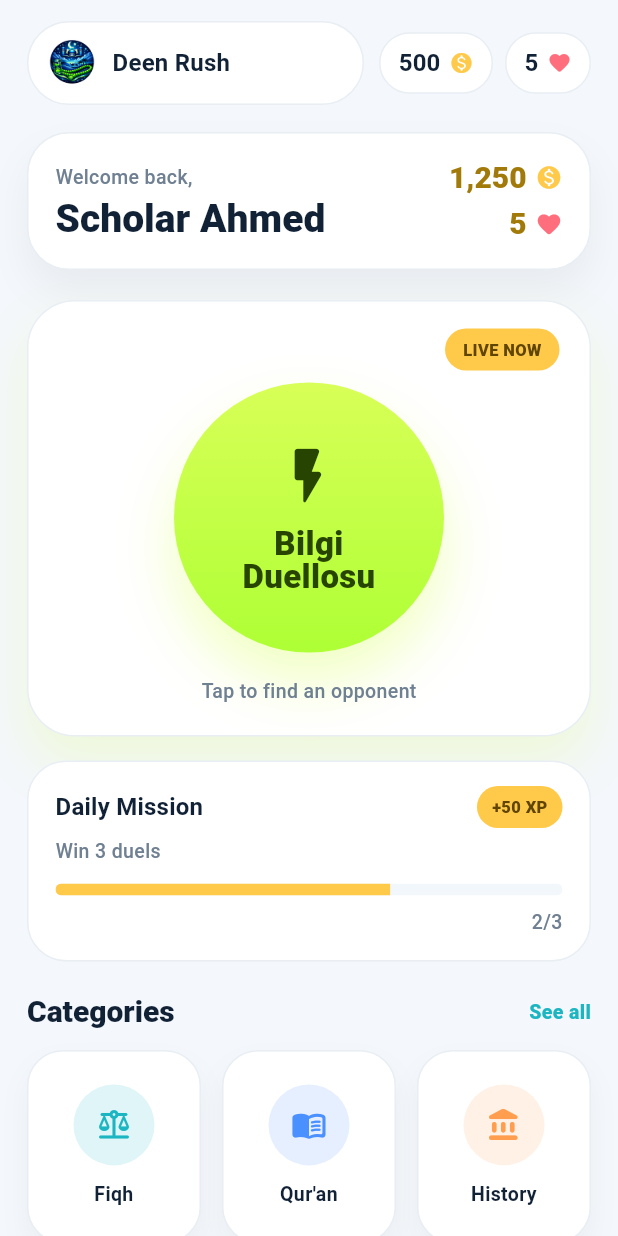
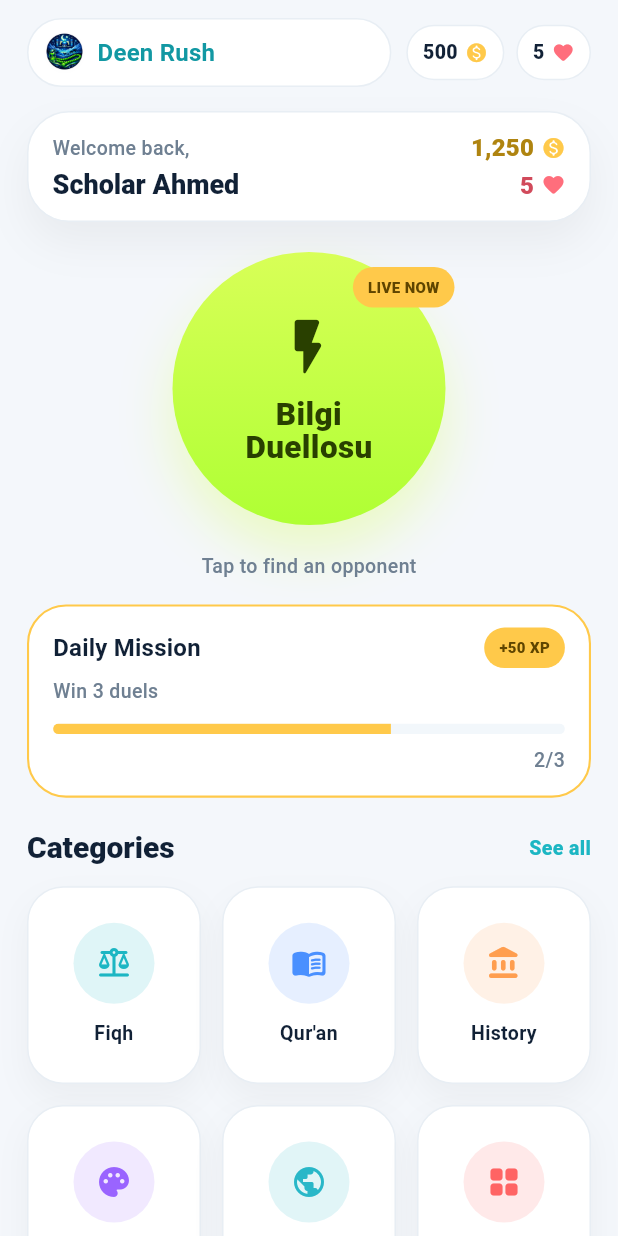
Before and after one commit to KodentixDev/deen-rush, a Flutter app: the HomeScreen widget shown alone on an empty page, opened directly, on a phone screen of 412 x 824 dp. Run offline on Flutter 3.47's test engine with Material 3 defaults, Android fonts, the phone set to English and light mode, and no system bars; our stand-ins replace flutter_hooks, shared_preferences; accounts and stored records are empty.

Commit message:
feat(Home & Settings) : Update this pages

```diff
--- a/lib/screens/home_screen.dart
+++ b/lib/screens/home_screen.dart
@@ -14,221 +14,17 @@ class HomeScreen extends StatelessWidget {
     final theme = Theme.of(context);
 
     return SingleChildScrollView(
-      padding: const EdgeInsets.fromLTRB(18, 14, 18, 18),
+      padding: const EdgeInsets.fromLTRB(18, 12, 18, 18),
       child: Column(
         crossAxisAlignment: CrossAxisAlignment.start,
         children: [
-          _TopSummary(strings: strings),
-          const SizedBox(height: 18),
-          Container(
-            width: double.infinity,
-            padding: const EdgeInsets.all(18),
-            decoration: BoxDecoration(
-              color: theme.colorScheme.surface,
-              borderRadius: BorderRadius.circular(28),
-              border: Border.all(color: theme.colorScheme.outlineVariant),
-              boxShadow: [
-                BoxShadow(
-                  color: Colors.black.withValues(alpha: 0.05),
-                  blurRadius: 22,
-                  offset: const Offset(0, 14),
-                ),
-              ],
-            ),
-            child: Row(
-              children: [
-                Expanded(
-                  child: Column(
-                    crossAxisAlignment: CrossAxisAlignment.start,
-                    children: [
-                      Text(
-                        strings.welcomeBack,
-                        style: theme.textTheme.bodyMedium,
-                      ),
-                      const SizedBox(height: 4),
-                      Text(
-                        strings.scholarName,
-                        style: theme.textTheme.headlineMedium,
-                      ),
-                    ],
-                  ),
-                ),
-                Column(
-                  crossAxisAlignment: CrossAxisAlignment.end,
-                  children: [
-                    const _InlineStat(
-                      icon: Icons.monetization_on_rounded,
-                      value: '1,250',
-                    ),
-                    const SizedBox(height: 8),
-                    const _InlineStat(
-                      icon: Icons.favorite_rounded,
-                      value: '5',
-                    ),
-                  ],
-                ),
-              ],
-            ),
-          ),
+          _TopBar(strings: strings),
+          const SizedBox(height: 16),
+          _WelcomeCard(strings: strings),
           const SizedBox(height: 20),
-          Container(
-            width: double.infinity,
-            padding: const EdgeInsets.fromLTRB(20, 18, 20, 20),
-            decoration: BoxDecoration(
-              color: theme.colorScheme.surface,
-              borderRadius: BorderRadius.circular(32),
-              border: Border.all(color: theme.colorScheme.outlineVariant),
-              boxShadow: [
-                BoxShadow(
-                  color: const Color(0xFFD8FF57).withValues(alpha: 0.2),
-                  blurRadius: 28,
-                  offset: const Offset(0, 18),
-                ),
-              ],
-            ),
-            child: Column(
-              children: [
-                Align(
-                  alignment: Alignment.topRight,
-                  child: Container(
-                    padding: const EdgeInsets.symmetric(
-                      horizontal: 12,
-                      vertical: 6,
-                    ),
-                    decoration: BoxDecoration(
-                      color: const Color(0xFFFFC94A),
-                      borderRadius: BorderRadius.circular(999),
-                    ),
-                    child: Text(
-                      strings.liveNow,
-                      style: const TextStyle(
-                        fontSize: 11,
-                        fontWeight: FontWeight.w900,
-                        color: Color(0xFF5F4500),
-                      ),
-                    ),
-                  ),
-                ),
-                const SizedBox(height: 8),
-                Container(
-                  width: 180,
-                  height: 180,
-                  decoration: BoxDecoration(
-                    shape: BoxShape.circle,
-                    gradient: const LinearGradient(
-                      begin: Alignment.topCenter,
-                      end: Alignment.bottomCenter,
-                      colors: [
-                        Color(0xFFD8FF57),
-                        Color(0xFFAEFF35),
-                      ],
-                    ),
-                    boxShadow: [
-                      BoxShadow(
-                        color: const Color(0xFFD8FF57).withValues(alpha: 0.36),
-                        blurRadius: 32,
-                        offset: const Offset(0, 20),
-                      ),
-                    ],
-                  ),
-                  child: const Column(
-                    mainAxisAlignment: MainAxisAlignment.center,
-                    children: [
-                      Icon(
-                        Icons.flash_on_rounded,
-                        size: 46,
-                        color: Color(0xFF274400),
-                      ),
-                      SizedBox(height: 10),
-                      Text(
-                        'Bilgi\nDuellosu',
-                        textAlign: TextAlign.center,
-                        style: TextStyle(
-                          fontSize: 22,
-                          fontWeight: FontWeight.w900,
-                          height: 1.02,
-                          color: Color(0xFF274400),
-                        ),
-                      ),
-                    ],
-                  ),
-                ),
-                const SizedBox(height: 16),
-                Text(
-                  strings.duelHint,
-                  style: theme.textTheme.bodyMedium,
-                ),
-              ],
-            ),
-          ),
+          _DuelHero(strings: strings),
           const SizedBox(height: 16),
-          Container(
-            width: double.infinity,
-            padding: const EdgeInsets.fromLTRB(18, 16, 18, 16),
-            decoration: BoxDecoration(
-              color: theme.colorScheme.surface,
-              borderRadius: BorderRadius.circular(26),
-              border: Border.all(color: theme.colorScheme.outlineVariant),
-            ),
-            child: Column(
-              children: [
-                Row(
-                  children: [
-                    Expanded(
-                      child: Text(
-                        strings.dailyTaskTitle,
-                        style: theme.textTheme.titleMedium,
-                      ),
-                    ),
-                    Container(
-                      padding: const EdgeInsets.symmetric(
-                        horizontal: 10,
-                        vertical: 6,
-                      ),
-                      decoration: BoxDecoration(
-                        color: const Color(0xFFFFC94A),
-                        borderRadius: BorderRadius.circular(999),
-                      ),
-                      child: const Text(
-                        '+50 XP',
-                        style: TextStyle(
-                          fontSize: 11,
-                          fontWeight: FontWeight.w900,
-                          color: Color(0xFF5F4500),
-                        ),
-                      ),
-                    ),
-                  ],
-                ),
-                const SizedBox(height: 6),
-                Align(
-                  alignment: Alignment.centerLeft,
-                  child: Text(
-                    strings.dailyTaskDescription,
-                    style: theme.textTheme.bodyMedium,
-                  ),
-                ),
-                const SizedBox(height: 12),
-                ClipRRect(
-                  borderRadius: BorderRadius.circular(999),
-                  child: LinearProgressIndicator(
-                    minHeight: 8,
-                    value: 0.66,
-                    backgroundColor: theme.colorScheme.surfaceContainerHighest,
-                    color: const Color(0xFFFFC94A),
-                  ),
-                ),
-                const SizedBox(height: 8),
-                Align(
-                  alignment: Alignment.centerRight,
-                  child: Text(
-                    '2/3',
-                    style: theme.textTheme.bodyMedium,
-                  ),
-                ),
-              ],
-            ),
-          ),
+          _DailyTaskCard(strings: strings),
           const SizedBox(height: 22),
           Row(
             children: [
@@ -256,7 +52,7 @@ class HomeScreen extends StatelessWidget {
               crossAxisCount: 3,
               crossAxisSpacing: 14,
               mainAxisSpacing: 14,
-              childAspectRatio: 0.9,
+              childAspectRatio: 0.88,
             ),
             itemBuilder: (context, index) {
               final category = quizCatalog[index];
@@ -280,7 +76,7 @@ class HomeScreen extends StatelessWidget {
                     boxShadow: [
                       BoxShadow(
                         color: Colors.black.withValues(alpha: 0.04),
-                        blurRadius: 16,
+                        blurRadius: 18,
                         offset: const Offset(0, 10),
                       ),
                     ],
@@ -305,8 +101,8 @@ class HomeScreen extends StatelessWidget {
                         strings.categoryLabel(category.labelKey),
                         textAlign: TextAlign.center,
                         style: theme.textTheme.bodyMedium?.copyWith(
+                          color: theme.colorScheme.onSurface,
                           fontWeight: FontWeight.w700,
-                          color: theme.colorScheme.onSurface,
                         ),
                       ),
                     ],
@@ -321,8 +117,8 @@ class HomeScreen extends StatelessWidget {
   }
 }
 
-class _TopSummary extends StatelessWidget {
-  const _TopSummary({
+class _TopBar extends StatelessWidget {
+  const _TopBar({
     required this.strings,
   });
 
@@ -336,7 +132,7 @@ class _TopSummary extends StatelessWidget {
       children: [
         Expanded(
           child: Container(
-            padding: const EdgeInsets.symmetric(horizontal: 12, vertical: 10),
+            padding: const EdgeInsets.symmetric(horizontal: 10, vertical: 8),
             decoration: BoxDecoration(
               color: theme.colorScheme.surface,
               borderRadius: BorderRadius.circular(999),
@@ -347,17 +143,16 @@ class _TopSummary extends StatelessWidget {
                 ClipOval(
                   child: Image.asset(
                     AppAssets.logo,
-                    width: 34,
-                    height: 34,
+                    width: 28,
+                    height: 28,
                     fit: BoxFit.cover,
                   ),
                 ),
-                const SizedBox(width: 10),
-                Expanded(
-                  child: Text(
-                    strings.appName,
-                    overflow: TextOverflow.ellipsis,
-                    style: Theme.of(context).textTheme.titleMedium,
+                const SizedBox(width: 8),
+                Text(
+                  strings.appName,
+                  style: theme.textTheme.titleMedium?.copyWith(
+                    color: const Color(0xFF1298A3),
                   ),
                 ),
               ],
@@ -365,15 +160,15 @@ class _TopSummary extends StatelessWidget {
           ),
         ),
         const SizedBox(width: 10),
-        const _SummaryPill(
+        const _StatPill(
+          value: '500',
           icon: Icons.monetization_on_rounded,
-          value: '500',
           color: Color(0xFFFFC94A),
         ),
         const SizedBox(width: 8),
-        const _SummaryPill(
+        const _StatPill(
+          value: '5',
           icon: Icons.favorite_rounded,
-          value: '5',
           color: Color(0xFFFF6E7C),
         ),
       ],
@@ -381,21 +176,267 @@ class _TopSummary extends StatelessWidget {
   }
 }
 
-class _SummaryPill extends StatelessWidget {
-  const _SummaryPill({
+class _WelcomeCard extends StatelessWidget {
+  const _WelcomeCard({
+    required this.strings,
+  });
+
+  final AppStrings strings;
+
+  @override
+  Widget build(BuildContext context) {
+    final theme = Theme.of(context);
+
+    return Container(
+      width: double.infinity,
+      padding: const EdgeInsets.fromLTRB(16, 14, 16, 14),
+      decoration: BoxDecoration(
+        color: theme.colorScheme.surface,
+        borderRadius: BorderRadius.circular(28),
+        border: Border.all(color: theme.colorScheme.outlineVariant),
+        boxShadow: [
+          BoxShadow(
+            color: Colors.black.withValues(alpha: 0.05),
+            blurRadius: 24,
+            offset: const Offset(0, 14),
+          ),
+        ],
+      ),
+      child: Row(
+        children: [
+          Expanded(
+            child: Column(
+              crossAxisAlignment: CrossAxisAlignment.start,
+              children: [
+                Text(
+                  strings.welcomeBack,
+                  style: theme.textTheme.bodyMedium,
+                ),
+                const SizedBox(height: 4),
+                Text(
+                  strings.scholarName,
+                  style: theme.textTheme.titleLarge?.copyWith(
+                    fontSize: 18,
+                    fontWeight: FontWeight.w900,
+                  ),
+                ),
+              ],
+            ),
+          ),
+          Column(
+            crossAxisAlignment: CrossAxisAlignment.end,
+            children: const [
+              _ScoreLine(
+                value: '1,250',
+                icon: Icons.monetization_on_rounded,
+                color: Color(0xFFFFC94A),
+              ),
+              SizedBox(height: 6),
+              _ScoreLine(
+                value: '5',
+                icon: Icons.favorite_rounded,
+                color: Color(0xFFFF6E7C),
+              ),
+            ],
+          ),
+        ],
+      ),
+    );
+  }
+}
+
+class _DuelHero extends StatelessWidget {
+  const _DuelHero({
+    required this.strings,
+  });
+
+  final AppStrings strings;
+
+  @override
+  Widget build(BuildContext context) {
+    final theme = Theme.of(context);
+
+    return SizedBox(
+      width: double.infinity,
+      child: Column(
+        children: [
+          Stack(
+            clipBehavior: Clip.none,
+            children: [
+              Container(
+                width: 182,
+                height: 182,
+                decoration: BoxDecoration(
+                  shape: BoxShape.circle,
+                  gradient: const LinearGradient(
+                    begin: Alignment.topCenter,
+                    end: Alignment.bottomCenter,
+                    colors: [
+                      Color(0xFFD8FF57),
+                      Color(0xFFAFFF34),
+                    ],
+                  ),
+                  boxShadow: [
+                    BoxShadow(
+                      color: const Color(0xFFD8FF57).withValues(alpha: 0.34),
+                      blurRadius: 30,
+                      offset: const Offset(0, 18),
+                    ),
+                  ],
+                ),
+                child: const Column(
+                  mainAxisAlignment: MainAxisAlignment.center,
+                  children: [
+                    Icon(
+                      Icons.flash_on_rounded,
+                      size: 46,
+                      color: Color(0xFF294000),
+                    ),
+                    SizedBox(height: 10),
+                    Text(
+                      'Bilgi\nDuellosu',
+                      textAlign: TextAlign.center,
+                      style: TextStyle(
+                        fontSize: 21,
+                        fontWeight: FontWeight.w900,
+                        height: 1.04,
+                        color: Color(0xFF294000),
+                      ),
+                    ),
+                  ],
+                ),
+              ),
+              Positioned(
+                top: 10,
+                right: -6,
+                child: Container(
+                  padding: const EdgeInsets.symmetric(
+                    horizontal: 10,
+                    vertical: 6,
+                  ),
+                  decoration: BoxDecoration(
+                    color: const Color(0xFFFFC94A),
+                    borderRadius: BorderRadius.circular(999),
+                  ),
+                  child: Text(
+                    strings.liveNow,
+                    style: const TextStyle(
+                      fontSize: 10,
+                      fontWeight: FontWeight.w900,
+                      color: Color(0xFF5F4500),
+                    ),
+                  ),
+                ),
+              ),
+            ],
+          ),
+          const SizedBox(height: 18),
+          Text(
+            strings.duelHint,
+            style: theme.textTheme.bodyMedium,
+          ),
+        ],
+      ),
+    );
+  }
+}
+
+class _DailyTaskCard extends StatelessWidget {
+  const _DailyTaskCard({
+    required this.strings,
+  });
+
+  final AppStrings strings;
+
+  @override
+  Widget build(BuildContext context) {
+    final theme = Theme.of(context);
+
+    return Container(
+      width: double.infinity,
+      padding: const EdgeInsets.fromLTRB(16, 14, 16, 14),
+      decoration: BoxDecoration(
+        color: theme.colorScheme.surface,
+        borderRadius: BorderRadius.circular(26),
+        border: Border.all(
+          color: const Color(0xFFFFC94A),
+          width: 1.4,
+        ),
+      ),
+      child: Column(
+        children: [
+          Row(
+            children: [
+              Expanded(
+                child: Text(
+                  strings.dailyTaskTitle,
+                  style: theme.textTheme.titleMedium,
+                ),
+              ),
+              Container(
+                padding: const EdgeInsets.symmetric(horizontal: 10, vertical: 6),
+                decoration: BoxDecoration(
+                  color: const Color(0xFFFFC94A),
+                  borderRadius: BorderRadius.circular(999),
+                ),
+                child: const Text(
+                  '+50 XP',
+                  style: TextStyle(
+                    fontSize: 10,
+                    fontWeight: FontWeight.w900,
+                    color: Color(0xFF5F4500),
+                  ),
+                ),
+              ),
+            ],
+          ),
+          const SizedBox(height: 6),
+          Align(
+            alignment: Alignment.centerLeft,
+            child: Text(
+              strings.dailyTaskDescription,
+              style: theme.textTheme.bodyMedium,
+            ),
+          ),
+          const SizedBox(height: 12),
+          ClipRRect(
+            borderRadius: BorderRadius.circular(999),
+            child: LinearProgressIndicator(
+              minHeight: 7,
+              value: 0.66,
+              backgroundColor: theme.colorScheme.surfaceContainerHighest,
+              color: const Color(0xFFFFC94A),
+            ),
+          ),
+          const SizedBox(height: 8),
+          Align(
+            alignment: Alignment.centerRight,
+            child: Text(
+              '2/3',
+              style: theme.textTheme.bodyMedium,
+            ),
+          ),
+        ],
+      ),
+    );
+  }
+}
+
+class _StatPill extends StatelessWidget {
+  const _StatPill({
+    required this.value,
     required this.icon,
-    required this.value,
     required this.color,
   });
 
+  final String value;
   final IconData icon;
-  final String value;
   final Color color;
 
   @override
   Widget build(BuildContext context) {
     return Container(
-      padding: const EdgeInsets.symmetric(horizontal: 12, vertical: 10),
+      padding: const EdgeInsets.symmetric(horizontal: 10, vertical: 8),
       decoration: BoxDecoration(
         color: Theme.of(context).colorScheme.surface,
         borderRadius: BorderRadius.circular(999),
@@ -406,24 +447,29 @@ class _SummaryPill extends StatelessWidget {
         children: [
           Text(
             value,
-            style: Theme.of(context).textTheme.titleMedium,
+            style: Theme.of(context).textTheme.bodyMedium?.copyWith(
+                  fontWeight: FontWeight.w800,
+                  color: Theme.of(context).colorScheme.onSurface,
+                ),
           ),
-          const SizedBox(width: 6),
-          Icon(icon, size: 16, color: color),
+          const SizedBox(width: 5),
+          Icon(icon, size: 15, color: color),
         ],
       ),
     );
   }
 }
 
-class _InlineStat extends StatelessWidget {
-  const _InlineStat({
+class _ScoreLine extends StatelessWidget {
+  const _ScoreLine({
+    required this.value,
     required this.icon,
-    required this.value,
+    required this.color,
   });
 
+  final String value;
   final IconData icon;
-  final String value;
+  final Color color;
 
   @override
   Widget build(BuildContext context) {
@@ -432,18 +478,15 @@ class _InlineStat extends StatelessWidget {
       children: [
         Text(
           value,
-          style: Theme.of(context).textTheme.titleLarge?.copyWith(
-                color: const Color(0xFFA17A0A),
+          style: Theme.of(context).textTheme.titleMedium?.copyWith(
+                fontWeight: FontWeight.w900,
+                color: icon == Icons.favorite_rounded
+                    ? const Color(0xFFD14A5B)
+                    : const Color(0xFFAF8410),
               ),
         ),
-        const SizedBox(width: 6),
-        Icon(
-          icon,
-          color: icon == Icons.favorite_rounded
-              ? const Color(0xFFFF6E7C)
-              : const Color(0xFFFFC94A),
-          size: 18,
-        ),
+        const SizedBox(width: 5),
+        Icon(icon, size: 16, color: color),
       ],
     );
   }
--- a/lib/screens/settings_screen.dart
+++ b/lib/screens/settings_screen.dart
@@ -1,6 +1,5 @@
 import 'package:flutter/material.dart';
 
-import '../config/app_theme.dart';
 import '../l10n/app_strings.dart';
 
 class SettingsScreen extends StatelessWidget {
@@ -100,61 +99,42 @@ class SettingsScreen extends StatelessWidget {
           _SettingsSection(
             title: strings.text('languageTitle'),
             body: strings.text('languageBody'),
-            child: Wrap(
-              spacing: 10,
-              runSpacing: 10,
-              children: AppStrings.supportedLocales.map(
+            child: DropdownButtonFormField<Locale>(
+              value: AppStrings.supportedLocales.firstWhere(
+                (locale) => locale.languageCode == currentLocale.languageCode,
+                orElse: () => AppStrings.supportedLocales.first,
+              ),
+              icon: const Icon(Icons.keyboard_arrow_down_rounded),
+              decoration: InputDecoration(
+                prefixIcon: const Icon(Icons.translate_rounded),
+                filled: true,
+                fillColor: theme.colorScheme.surfaceContainerHighest,
+                border: OutlineInputBorder(
+                  borderRadius: BorderRadius.circular(20),
+                  borderSide: BorderSide(
+                    color: theme.colorScheme.outlineVariant,
+                  ),
+                ),
+                enabledBorder: OutlineInputBorder(
+                  borderRadius: BorderRadius.circular(20),
+                  borderSide: BorderSide(
+                    color: theme.colorScheme.outlineVariant,
+                  ),
+                ),
+              ),
+              items: AppStrings.supportedLocales.map(
                 (locale) {
-                  final isSelected =
-                      currentLocale.languageCode == locale.languageCode;
-
-                  return InkWell(
-                    borderRadius: BorderRadius.circular(20),
-                    onTap: () => onLocaleChanged(locale),
-                    child: AnimatedContainer(
-                      duration: const Duration(milliseconds: 200),
-                      padding: const EdgeInsets.symmetric(
-                        horizontal: 14,
-                        vertical: 14,
-                      ),
-                      decoration: BoxDecoration(
-                        color: isSelected
-                            ? AppTheme.primary.withValues(alpha: 0.16)
-                            : theme.colorScheme.surfaceContainerHighest,
-                        borderRadius: BorderRadius.circular(20),
-                        border: Border.all(
-                          color: isSelected
-                              ? AppTheme.primary
-                              : theme.colorScheme.outlineVariant,
-                        ),
-                      ),
-                      child: Row(
-                        mainAxisSize: MainAxisSize.min,
-                        children: [
-                          Icon(
-                            Icons.translate_rounded,
-                            size: 18,
-                            color: isSelected
-                                ? AppTheme.primary
-                                : theme.colorScheme.onSurfaceVariant,
-                          ),
-                          const SizedBox(width: 8),
-                          Text(
-                            strings.localeLabel(locale),
-                            style: TextStyle(
-                              fontSize: 14,
-                              fontWeight: FontWeight.w800,
-                              color: isSelected
-                                  ? AppTheme.primary
-                                  : theme.colorScheme.onSurface,
-                            ),
-                          ),
-                        ],
-                      ),
-                    ),
+                  return DropdownMenuItem<Locale>(
+                    value: locale,
+                    child: Text(strings.localeLabel(locale)),
                   );
                 },
               ).toList(),
+              onChanged: (locale) {
+                if (locale != null) {
+                  onLocaleChanged(locale);
+                }
+              },
             ),
           ),
           const SizedBox(height: 16),
```
